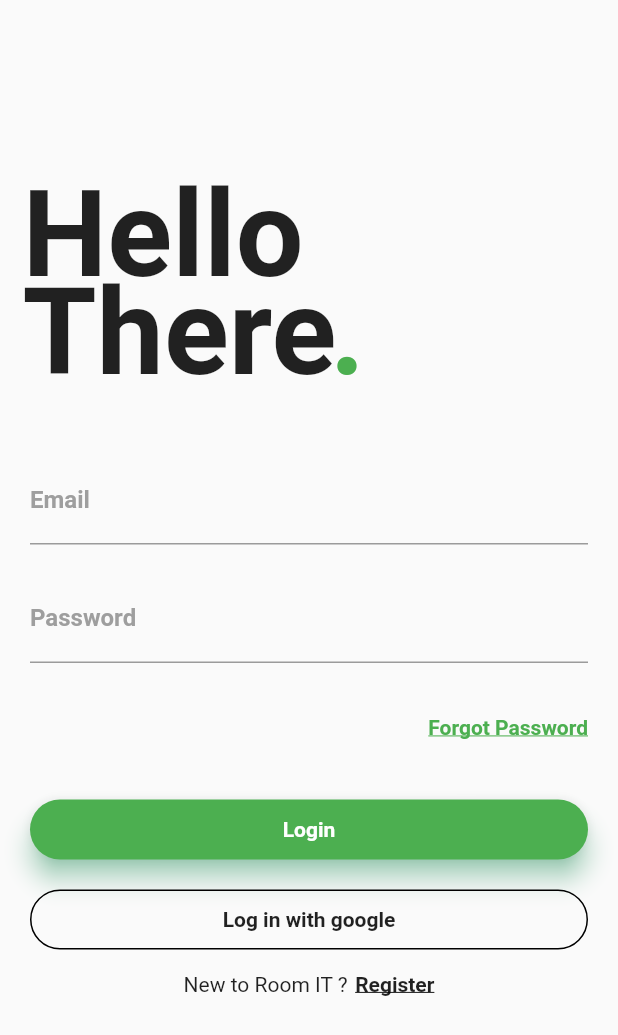
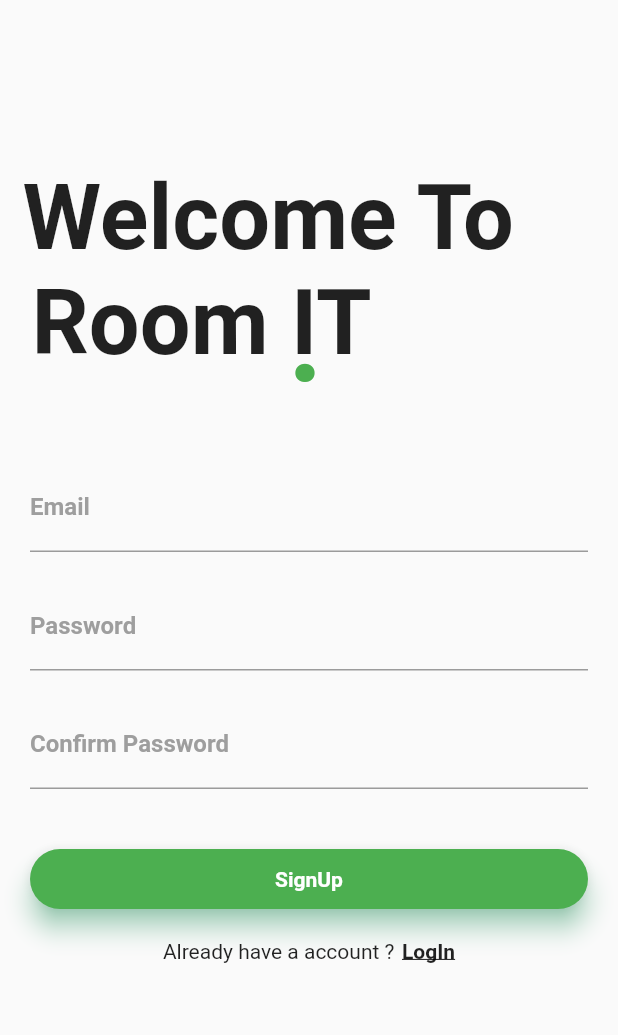
Before and after one commit to Tanishq2319/roomit1.3, a Flutter app: the screen it shows after launch, on a phone screen of 412 x 824 dp. Shown: the top 1035 px of the screen. Run offline on Flutter 3.47's test engine with Material 2 defaults, Android fonts, the phone set to English and light mode, and no system bars; our stand-ins replace firebase_auth, firebase_core; accounts and stored records are empty; Roboto replaces fonts that are missing (Montserrat).

Commit message:
version 1.1

```diff
--- a/lib/Sign.dart
+++ b/lib/Sign.dart
@@ -2,6 +2,7 @@ import 'package:firebase_auth/firebase_auth.dart';
 import 'package:flutter/foundation.dart';
 import 'package:flutter/material.dart';
 import 'package:room_it/Dev/underDev.dart';
+import 'package:room_it/create_ac/sign_up.dart';
 import 'package:room_it/main.dart';
 
 
@@ -160,7 +161,7 @@ class signState extends State<sign> {
                     InkWell(
                       onTap: () {
                         Navigator.of(context).push(
-                          MaterialPageRoute(builder: (context) => const develop()),
+                          MaterialPageRoute(builder: (context) => const Signup()),
                         );
                       },
                       child: const Text("Register",style: TextStyle(fontWeight: FontWeight.bold,fontFamily: "Montserrat",decoration: TextDecoration.underline),)
--- /dev/null
+++ b/lib/create_ac/sign_up.dart
@@ -0,0 +1,122 @@
+import 'package:flutter/material.dart';
+import 'package:room_it/Sign.dart';
+
+
+
+class Signup extends StatefulWidget {
+  const Signup({Key? key}) : super(key: key);
+
+  @override
+  State<Signup> createState() => _SignupState();
+}
+
+class _SignupState extends State<Signup> {
+  @override
+  Widget build(BuildContext context) {
+    return Scaffold(
+      resizeToAvoidBottomInset: true,
+      body:  SingleChildScrollView(
+        child: Column(
+          crossAxisAlignment: CrossAxisAlignment.start,
+          children: <Widget>[
+
+            Stack(
+              children: <Widget>[
+                Container(
+                  padding: const  EdgeInsets.fromLTRB(15.0, 110.0, 0.0, 0.0),
+                  child:  const Text("Welcome To",style: TextStyle(fontSize: 60.0,fontWeight: FontWeight.bold),),
+                ),
+
+
+                Container(
+                  padding: const  EdgeInsets.fromLTRB(6.0, 180.0, 0.0, 0.0),
+                  child:  const Text(" Room IT",style: TextStyle(fontSize: 60.0,fontWeight: FontWeight.bold ),),
+                ),
+
+                Container(
+                  padding: const EdgeInsets.fromLTRB(192.0, 180.0, 0.0, 0.0),
+                  child: const Text(".",style: TextStyle(fontSize: 80.0,fontWeight: FontWeight.bold,color: Colors.green),),
+                ),
+              ],
+            ),
+
+            Container(
+              padding:  const EdgeInsets.only(top: 35.0,left: 20.0,right: 20.0),
+              child: Column(
+                children:  <Widget>[
+                  const TextField(
+                    decoration: InputDecoration(
+                        labelText: "Email", labelStyle: TextStyle(fontFamily: "Montserrat", fontWeight: FontWeight.bold, color: Colors.grey),
+                        focusedBorder: UnderlineInputBorder(borderSide: BorderSide(color: Colors.green))
+                    ),
+                  ),
+
+                  const SizedBox(height: 20),
+
+                 const TextField(
+                    decoration:  InputDecoration(
+                        labelText: "Password", labelStyle: TextStyle(fontFamily: "Montserrat", fontWeight: FontWeight.bold, color: Colors.grey),
+                        focusedBorder: UnderlineInputBorder(borderSide: BorderSide(color: Colors.green))
+                    ),
+                    obscureText: true,
+                  ),
+
+                  const SizedBox(height: 20),
+
+                  const TextField(
+                    decoration:  InputDecoration(
+                        labelText: "Confirm Password", labelStyle: TextStyle(fontFamily: "Montserrat", fontWeight: FontWeight.bold, color: Colors.grey),
+                        focusedBorder: UnderlineInputBorder(borderSide: BorderSide(color: Colors.green))
+                    ),
+                    obscureText: true,
+                  ),
+
+
+                  const SizedBox(height: 40.0),
+
+                  InkWell(
+                    child: SizedBox(
+                      height: 40.0,
+                      child: Material(
+                          borderRadius: BorderRadius.circular(20.0),
+                          shadowColor: Colors.greenAccent,
+                          color: Colors.green,
+                          elevation: 7.0,
+                          child: const Center(
+                            child: Text("SignUp",style: TextStyle(color: Colors.white,fontWeight: FontWeight.bold,fontFamily: "Montserrat"),),
+                          )
+                      ),
+                    ),
+                  ),
+
+                  const SizedBox(height: 20.0),
+
+                  Row(
+                    mainAxisAlignment: MainAxisAlignment.center,
+                    children: <Widget>[
+                      const Text("Already have a account ?",style: TextStyle(fontFamily: "Montserrat"),
+                      ),
+
+                      const SizedBox(width: 5.0),
+                      InkWell(
+                          onTap: () {
+                            Navigator.of(context).push(
+                              MaterialPageRoute(builder: (context) => const sign()),
+                            );
+                          },
+                          child: const Text("LogIn",style: TextStyle(fontWeight: FontWeight.bold,fontFamily: "Montserrat",decoration: TextDecoration.underline),)
+                      ),
+                    ],
+                  )
+
+
+
+                ],
+              ),
+            ),
+          ],
+        ),
+      ),
+    );
+  }
+}
--- a/lib/main.dart
+++ b/lib/main.dart
@@ -2,7 +2,8 @@ import 'package:firebase_auth/firebase_auth.dart';
 import 'package:firebase_core/firebase_core.dart';
 import 'package:flutter/material.dart';
 import 'package:room_it/Main%20Page/home_screen.dart';
-import 'Sign.dart';
+import 'package:room_it/create_ac/sign_up.dart';
+
 
 
 
@@ -53,7 +54,7 @@ class _MainPageState extends State<MainPage> {
       body: StreamBuilder<User?>(
         stream: FirebaseAuth.instance.authStateChanges(),
         builder: (context, snapshot) {
-          if (snapshot.connectionState == null) {
+          if (snapshot.connectionState == ConnectionState) {
             return const Center(child: CircularProgressIndicator());
             //return const Center(child: Text("entre the data..."));
           } else if (snapshot.hasError) {
@@ -65,7 +66,7 @@ class _MainPageState extends State<MainPage> {
               return const Home();
           }
           else {
-            return const sign();
+            return const Signup();
           }
       },
       ),
```
